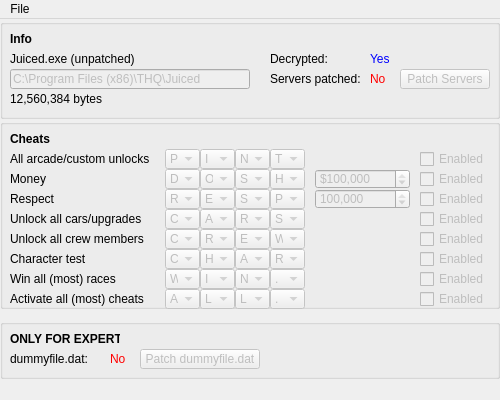
The window that JEMain.ui (N1GHT-MAR3/JuicedEditor) describes before a commit, drawn with Qt 5.
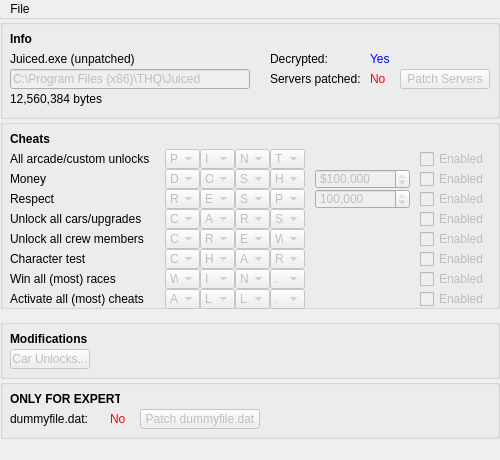
The same window after the commit.

Commit message: Added car unlock editor

The edit to the form file:
```diff
--- a/JEMain.ui
+++ b/JEMain.ui
@@ -7,19 +7,19 @@
     <x>0</x>
     <y>0</y>
     <width>500</width>
-    <height>400</height>
+    <height>460</height>
    </rect>
   </property>
   <property name="minimumSize">
    <size>
     <width>500</width>
-    <height>400</height>
+    <height>460</height>
    </size>
   </property>
   <property name="maximumSize">
    <size>
     <width>500</width>
-    <height>400</height>
+    <height>460</height>
    </size>
   </property>
   <property name="windowTitle">
@@ -181,7 +181,7 @@
     <property name="geometry">
      <rect>
       <x>0</x>
-      <y>300</y>
+      <y>360</y>
       <width>500</width>
       <height>60</height>
      </rect>
@@ -5625,6 +5625,54 @@
      </property>
     </widget>
    </widget>
+   <widget class="QGroupBox" name="mods">
+    <property name="geometry">
+     <rect>
+      <x>0</x>
+      <y>300</y>
+      <width>500</width>
+      <height>60</height>
+     </rect>
+    </property>
+    <property name="title">
+     <string/>
+    </property>
+    <property name="flat">
+     <bool>true</bool>
+    </property>
+    <property name="checkable">
+     <bool>false</bool>
+    </property>
+    <widget class="QLabel" name="modsHeader">
+     <property name="geometry">
+      <rect>
+       <x>10</x>
+       <y>10</y>
+       <width>110</width>
+       <height>20</height>
+      </rect>
+     </property>
+     <property name="text">
+      <string>&lt;html&gt;&lt;head/&gt;&lt;body&gt;&lt;p&gt;&lt;span style=&quot; font-weight:700;&quot;&gt;Modifications&lt;/span&gt;&lt;/p&gt;&lt;/body&gt;&lt;/html&gt;</string>
+     </property>
+    </widget>
+    <widget class="QToolButton" name="modsCarUnlockButton">
+     <property name="enabled">
+      <bool>false</bool>
+     </property>
+     <property name="geometry">
+      <rect>
+       <x>10</x>
+       <y>30</y>
+       <width>80</width>
+       <height>20</height>
+      </rect>
+     </property>
+     <property name="text">
+      <string>Car Unlocks...</string>
+     </property>
+    </widget>
+   </widget>
   </widget>
   <widget class="QMenuBar" name="menubar">
    <property name="enabled">
```
The commit also changes 5 other files.
